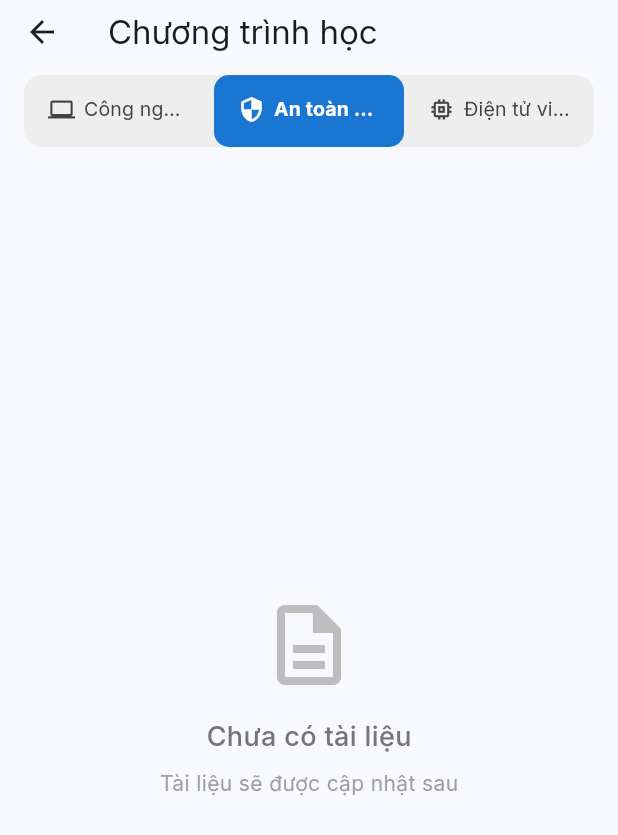
After one commit to MonsieurDalex0512/lms_KMA, a Flutter app: the CurriculumScreen screen opened directly, tab 2 chosen, on a phone screen of 412 x 824 dp. The commit adds this screen. Shown: the top 835 px of the screen. Run offline on Flutter 3.47's test engine with Material 3 defaults, Android fonts, the phone set to English and light mode, and no system bars; our stand-ins replace dio, fl_chart, go_router, google_fonts, jwt_decoder, shared_preferences and 2 more; missing offline and left inert: pdfx, webview_flutter_android; accounts and stored records are empty.

Commit message:
Update tiện ích -> Chương trình học

```diff
--- /dev/null
+++ b/lms_mobile/lib/features/student/curriculum_screen.dart
@@ -0,0 +1,207 @@
+import 'package:flutter/material.dart';
+import 'package:pdfx/pdfx.dart';
+import 'package:flutter/services.dart';
+
+class CurriculumScreen extends StatefulWidget {
+  const CurriculumScreen({super.key});
+
+  @override
+  State<CurriculumScreen> createState() => _CurriculumScreenState();
+}
+
+class _CurriculumScreenState extends State<CurriculumScreen> with SingleTickerProviderStateMixin {
+  late TabController _tabController;
+  int _selectedIndex = 0;
+
+  final List<Map<String, dynamic>> _tabs = [
+    {
+      'title': 'Công nghệ thông tin',
+      'icon': Icons.computer,
+      'pdfPath': 'assets/pdfs/cntt.pdf',
+    },
+    {
+      'title': 'An toàn thông tin',
+      'icon': Icons.security,
+      'pdfPath': null, // Tạm thời chưa có
+    },
+    {
+      'title': 'Điện tử viễn thông',
+      'icon': Icons.memory,
+      'pdfPath': 'assets/pdfs/dtvt.pdf',
+    },
+  ];
+
+  @override
+  void initState() {
+    super.initState();
+    _tabController = TabController(length: 3, vsync: this);
+    _tabController.addListener(() {
+      setState(() {
+        _selectedIndex = _tabController.index;
+      });
+    });
+  }
+
+  @override
+  void dispose() {
+    _tabController.dispose();
+    super.dispose();
+  }
+
+  @override
+  Widget build(BuildContext context) {
+    return Scaffold(
+      appBar: AppBar(
+        title: const Text('Chương trình học'),
+        bottom: PreferredSize(
+          preferredSize: const Size.fromHeight(50),
+          child: Container(
+            margin: const EdgeInsets.symmetric(horizontal: 16, vertical: 8),
+            decoration: BoxDecoration(
+              color: Colors.grey[200],
+              borderRadius: BorderRadius.circular(12),
+            ),
+            child: TabBar(
+              controller: _tabController,
+              indicator: BoxDecoration(
+                color: Colors.blue.shade700,
+                borderRadius: BorderRadius.circular(10),
+              ),
+              indicatorSize: TabBarIndicatorSize.tab,
+              dividerColor: Colors.transparent,
+              labelColor: Colors.white,
+              unselectedLabelColor: Colors.grey[800],
+              labelStyle: const TextStyle(fontWeight: FontWeight.bold, fontSize: 13),
+              unselectedLabelStyle: const TextStyle(fontWeight: FontWeight.normal, fontSize: 13),
+              tabs: _tabs.asMap().entries.map((entry) {
+                final index = entry.key;
+                final tab = entry.value;
+                final isSelected = index == _selectedIndex;
+                return Tab(
+                  child: Row(
+                    mainAxisAlignment: MainAxisAlignment.center,
+                    mainAxisSize: MainAxisSize.min,
+                    children: [
+                      Icon(
+                        tab['icon'] as IconData,
+                        size: 18,
+                        color: isSelected ? Colors.white : Colors.grey[800],
+                      ),
+                      const SizedBox(width: 6),
+                      Flexible(
+                        child: Text(
+                          tab['title'] as String,
+                          overflow: TextOverflow.ellipsis,
+                          maxLines: 1,
+                        ),
+                      ),
+                    ],
+                  ),
+                );
+              }).toList(),
+            ),
+          ),
+        ),
+      ),
+      body: TabBarView(
+        controller: _tabController,
+        children: _tabs.map((tab) {
+          final pdfPath = tab['pdfPath'] as String?;
+
+          if (pdfPath == null) {
+            // Tab chưa có PDF
+            return Center(
+              child: Column(
+                mainAxisAlignment: MainAxisAlignment.center,
+                children: [
+                  Icon(
+                    Icons.description_outlined,
+                    size: 64,
+                    color: Colors.grey[400],
+                  ),
+                  const SizedBox(height: 16),
+                  Text(
+                    'Chưa có tài liệu',
+                    style: TextStyle(
+                      fontSize: 18,
+                      color: Colors.grey[600],
+                      fontWeight: FontWeight.w500,
+                    ),
+                  ),
+                  const SizedBox(height: 8),
+                  Text(
+                    'Tài liệu sẽ được cập nhật sau',
+                    style: TextStyle(
+                      fontSize: 14,
+                      color: Colors.grey[500],
+                    ),
+                  ),
+                ],
+              ),
+            );
+          }
+
+          // Hiển thị PDF
+          return _buildPDFViewer(pdfPath);
+        }).toList(),
+      ),
+    );
+  }
+
+  Widget _buildPDFViewer(String pdfPath) {
+    return FutureBuilder<Uint8List>(
+      future: _loadPDFAsset(pdfPath),
+      builder: (context, snapshot) {
+        if (snapshot.connectionState == ConnectionState.waiting) {
+          return const Center(child: CircularProgressIndicator());
+        }
+
+        if (snapshot.hasError || !snapshot.hasData) {
+          return Center(
+            child: Column(
+              mainAxisAlignment: MainAxisAlignment.center,
+              children: [
+                Icon(
+                  Icons.error_outline,
+                  size: 64,
+                  color: Colors.red[300],
+                ),
+                const SizedBox(height: 16),
+                const Text(
+                  'Không tìm thấy tài liệu',
+                  style: TextStyle(
+                    fontSize: 18,
+                    fontWeight: FontWeight.w500,
+                  ),
+                ),
+                const SizedBox(height: 8),
+                Padding(
+                  padding: const EdgeInsets.symmetric(horizontal: 32),
+                  child: Text(
+                    'Vui lòng đảm bảo file PDF đã được thêm vào thư mục assets/pdfs/\n\nLỗi: ${snapshot.error ?? "File không tồn tại"}',
+                    style: TextStyle(
+                      fontSize: 14,
+                      color: Colors.grey[600],
+                    ),
+                    textAlign: TextAlign.center,
+                  ),
+                ),
+              ],
+            ),
+          );
+        }
+
+        return PdfView(
+          controller: PdfController(
+            document: PdfDocument.openData(snapshot.data!),
+          ),
+        );
+      },
+    );
+  }
+
+  Future<Uint8List> _loadPDFAsset(String path) async {
+    final data = await rootBundle.load(path);
+    return data.buffer.asUint8List();
+  }
+}
--- a/lms_mobile/lib/features/student/utilities_screen.dart
+++ b/lms_mobile/lib/features/student/utilities_screen.dart
@@ -1,5 +1,6 @@
 import 'package:flutter/material.dart';
 import 'gpa_calculator_screen.dart';
+import 'curriculum_screen.dart';
 
 class UtilitiesScreen extends StatelessWidget {
   const UtilitiesScreen({super.key});
@@ -23,6 +24,19 @@ class UtilitiesScreen extends StatelessWidget {
               Navigator.push(
                 context,
                 MaterialPageRoute(builder: (_) => const GPACalculatorScreen()),
+              );
+            },
+          ),
+          _buildMenuItem(
+            context,
+            'Chương trình học',
+            Icons.school,
+            Colors.purple,
+            'Xem chương trình đào tạo các ngành',
+            () {
+              Navigator.push(
+                context,
+                MaterialPageRoute(builder: (_) => const CurriculumScreen()),
               );
             },
           ),
--- a/lms_mobile/pubspec.yaml
+++ b/lms_mobile/pubspec.yaml
@@ -45,6 +45,7 @@ dependencies:
   webview_flutter: ^4.10.0
   webview_flutter_android: ^4.0.0
   fl_chart: ^1.1.1
+  pdfx: ^2.0.0
 
 dev_dependencies:
   flutter_test:
@@ -71,6 +72,7 @@ flutter:
   # To add assets to your application, add an assets section, like this:
   assets:
     - assets/images/logo.png
+    - assets/pdfs/
 
   # An image asset can refer to one or more resolution-specific "variants", see
   # https://flutter.dev/to/resolution-aware-images
```
Also changed, not shown: lms_mobile/pubspec.lock, 6 other files.
